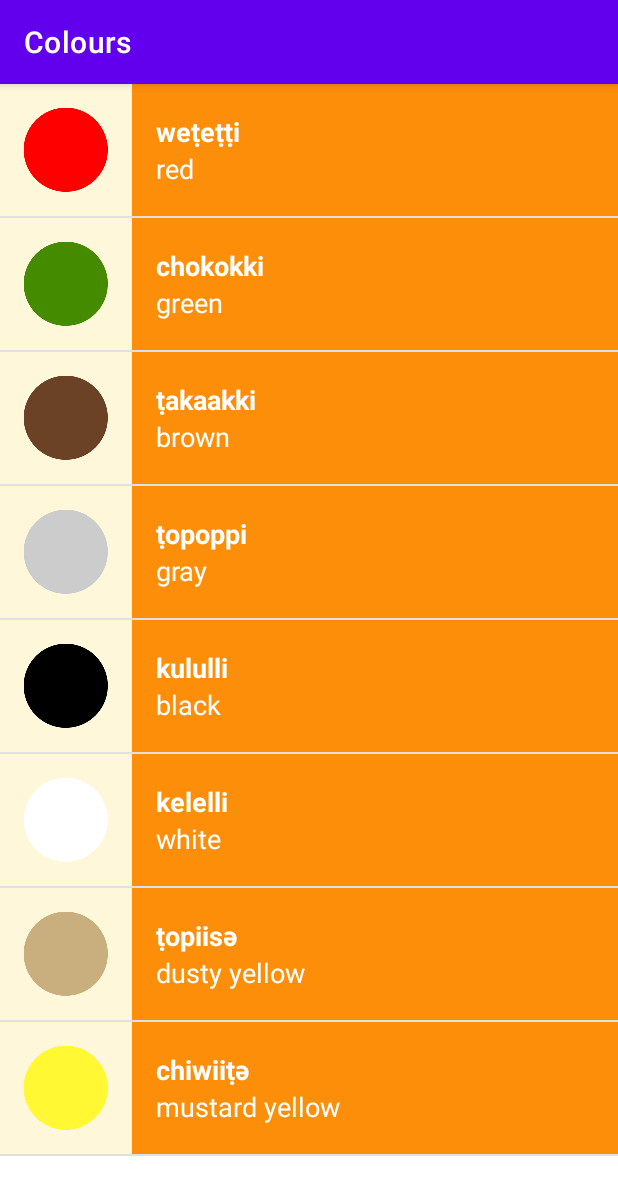
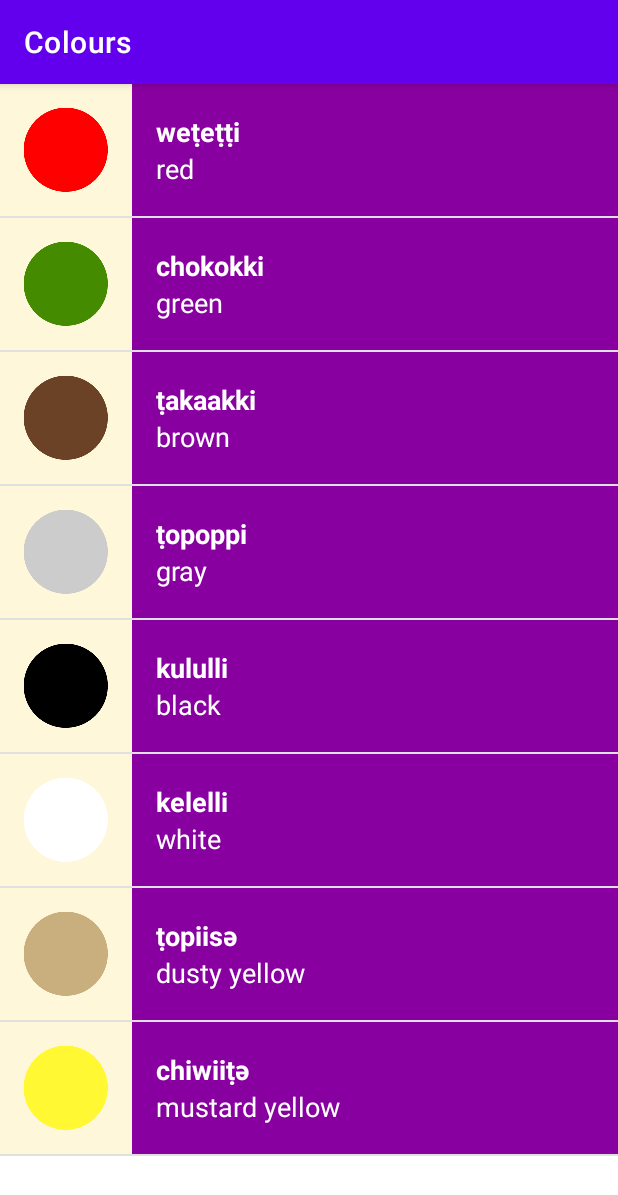
Before and after one commit to cyberdogg13/Miwok, an Android app: the ColoursActivity screen opened directly, with no data from a screen before it, on a phone screen of 412 x 824 dp. Shown: the top 1195 px of the screen. Run offline under Robolectric (Android 15) with nearby library versions, the phone set to English and light mode, and no system bars.

Commit message:
kleuren en pictogrammen toegevoegt

```diff
--- a/app/src/main/java/com/example/android/miwok/ColoursActivity.java
+++ b/app/src/main/java/com/example/android/miwok/ColoursActivity.java
@@ -25,7 +25,7 @@ public class ColoursActivity extends AppCompatActivity {
         colours.add(new Word("mustard yellow", "chiwiiṭә",R.drawable.color_mustard_yellow));
 
 
-        WordAdapter adapter = new WordAdapter(this, colours);
+        WordAdapter adapter = new WordAdapter(this, colours,R.color.category_colors);
 
         ListView listView = (ListView) findViewById(R.id.list);
 
--- a/app/src/main/java/com/example/android/miwok/FamilyMebersActivity.java
+++ b/app/src/main/java/com/example/android/miwok/FamilyMebersActivity.java
@@ -26,7 +26,7 @@ public class FamilyMebersActivity extends AppCompatActivity {
         familyMembers.add(new Word("grandmother", "ama",R.drawable.family_grandmother));
         familyMembers.add(new Word("grandfather", "paapa",R.drawable.family_grandfather));
 
-        WordAdapter adapter = new WordAdapter(this, familyMembers);
+        WordAdapter adapter = new WordAdapter(this, familyMembers,R.color.category_family);
 
         ListView listView = (ListView) findViewById(R.id.list);
 
--- a/app/src/main/java/com/example/android/miwok/NumbersActivity.java
+++ b/app/src/main/java/com/example/android/miwok/NumbersActivity.java
@@ -28,7 +28,7 @@ public class NumbersActivity extends AppCompatActivity {
         numbers.add(new Word("nine", "wo'e", R.drawable.number_nine));
         numbers.add(new Word("ten", "na'aacha", R.drawable.number_ten));
 
-        WordAdapter adapter = new WordAdapter(this, numbers);
+        WordAdapter adapter = new WordAdapter(this, numbers, R.color.category_numbers);
 
         ListView listView = (ListView) findViewById(R.id.list);
 
--- a/app/src/main/java/com/example/android/miwok/PrhasesActivity.java
+++ b/app/src/main/java/com/example/android/miwok/PrhasesActivity.java
@@ -26,7 +26,7 @@ public class PrhasesActivity extends AppCompatActivity {
         phrases.add(new Word("lets go", "yoowutis"));
         phrases.add(new Word("come here", "әnni'nem"));
 
-        WordAdapter adapter = new WordAdapter(this, phrases);
+        WordAdapter adapter = new WordAdapter(this, phrases,R.color.category_phrases);
 
         ListView listView = (ListView) findViewById(R.id.list);
 
--- a/app/src/main/java/com/example/android/miwok/WordAdapter.java
+++ b/app/src/main/java/com/example/android/miwok/WordAdapter.java
@@ -10,14 +10,19 @@ import android.widget.TextView;
 
 import androidx.annotation.NonNull;
 import androidx.annotation.Nullable;
+import androidx.core.content.ContextCompat;
+
 import java.util.ArrayList;
 
 public class WordAdapter extends ArrayAdapter<Word>{
 
+    private int mColourResourceID;
+
     private static final String LOG_TAG = WordAdapter.class.getSimpleName();
 
-    public WordAdapter(Activity context, ArrayList<Word> numbers){
+    public WordAdapter(Activity context, ArrayList<Word> numbers, int ColourResourceID){
         super(context, 0, numbers );
+        mColourResourceID = ColourResourceID;
     }
 
     @NonNull
@@ -59,6 +64,12 @@ public class WordAdapter extends ArrayAdapter<Word>{
         }
         else{img.setVisibility(View.GONE);}
 
+        View textcontainer = listItemView.getRootView().findViewById(R.id.text_container);
+        int Colour = ContextCompat.getColor(getContext(),  mColourResourceID);
+        textcontainer.setBackgroundColor(Colour);
+
+
+
 
         // Return the whole list item layout (containing 2 TextViews and an ImageView)
         // so that it can be shown in the ListView
--- a/app/src/main/res/layout/list_item.xml
+++ b/app/src/main/res/layout/list_item.xml
@@ -14,7 +14,7 @@
         android:layout_height="@dimen/list_item_height" />
 
     <LinearLayout
-        android:background="@color/category_numbers"
+        android:id="@+id/text_container"
         android:layout_width="match_parent"
         android:layout_height="@dimen/list_item_height"
         android:orientation="vertical"
```
